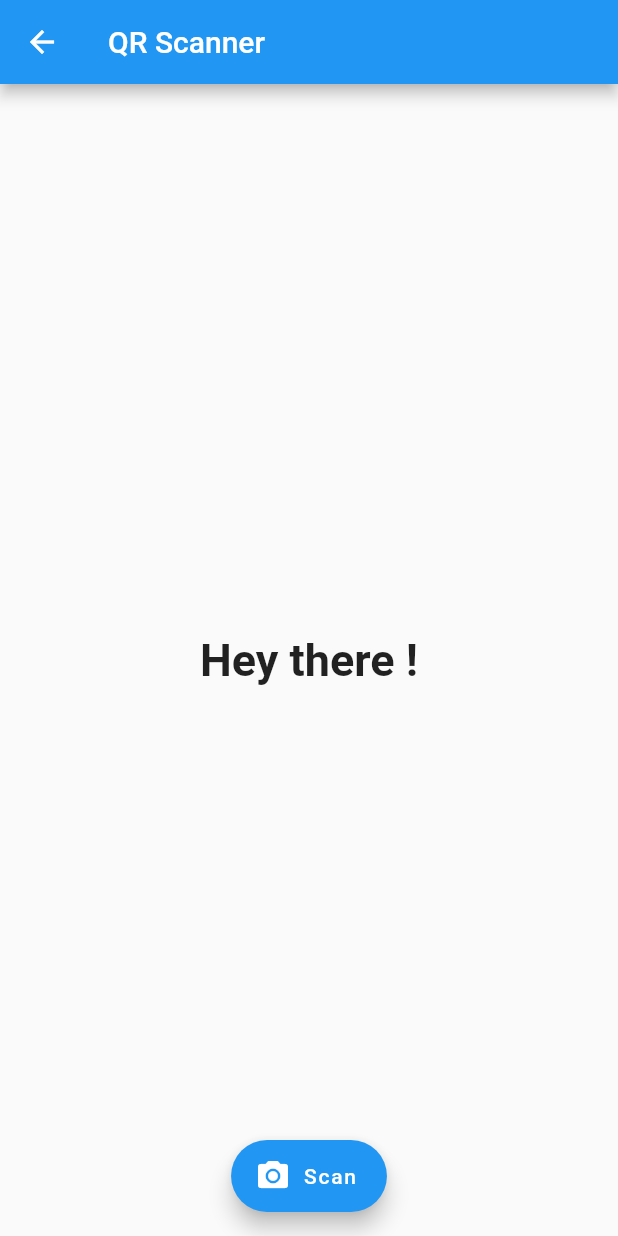
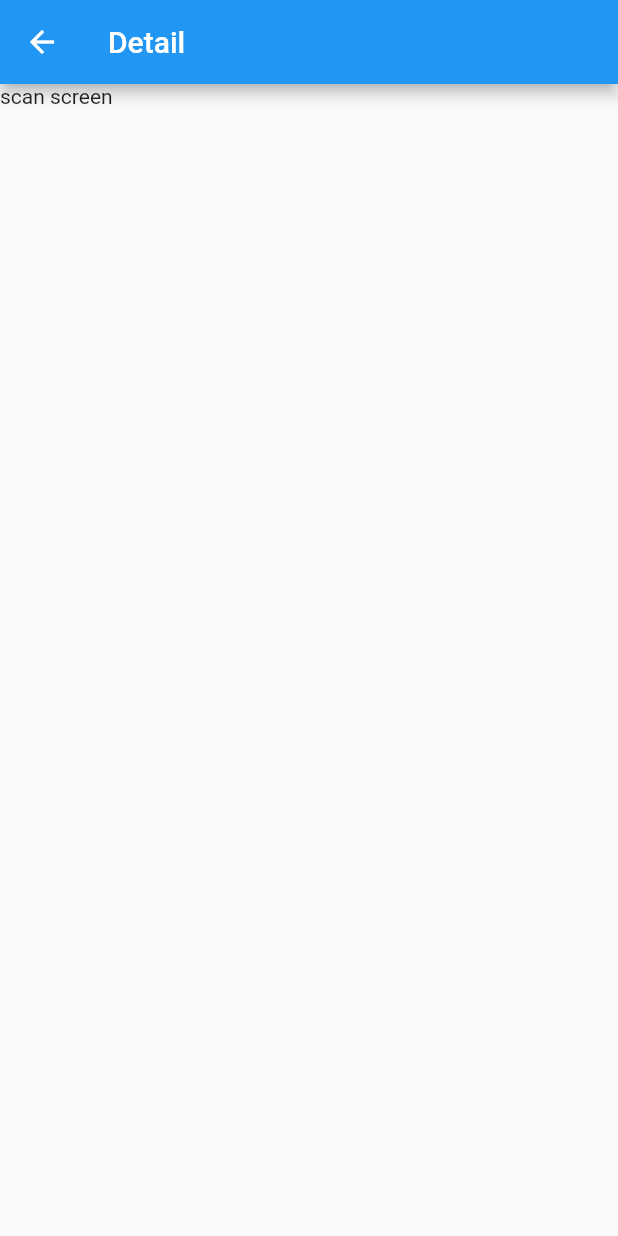
Before and after one commit to bmskyline/driver_app, a Flutter app: the DetailPage screen opened directly, on a phone screen of 412 x 824 dp. Run offline on Flutter 3.47's test engine with Material 2 defaults, Android fonts, the phone set to English and light mode, and no system bars; our stand-ins replace dio, fluttertoast, rxdart, shared_preferences; missing offline and left inert: dartin; accounts and stored records are empty.

```diff
--- a/lib/data/model/user_model.dart
+++ b/lib/data/model/user_model.dart
@@ -1,11 +1,11 @@
-class User {
+class Shop {
   int id;
   int userId;
   String title;
 
-  User(this.id, this.userId, this.title);
+  Shop(this.id, this.userId, this.title);
 
-  User.fromJson(Map<String, dynamic> json)
+  Shop.fromJson(Map<String, dynamic> json)
       : id = json['id'],
         userId = json["userId"],
         title = json["title"];
--- a/lib/di/app_module.dart
+++ b/lib/di/app_module.dart
@@ -3,6 +3,7 @@ import 'package:dio/dio.dart';
 import 'package:driver_app/data/repository.dart';
 import 'package:driver_app/utils/shared_preferences_utils.dart';
 import 'package:driver_app/view/home/cancel/cancel_provider.dart';
+import 'package:driver_app/view/home/home_provider.dart';
 import 'package:driver_app/view/home/new/new_provider.dart';
 import 'package:driver_app/view/home/success/success_provider.dart';
 import 'package:driver_app/view/login/login_provider.dart';
@@ -13,7 +14,8 @@ final viewModelModule = Module([
   factory<LoginProvider>(({params}) => LoginProvider(params.get(0), get())),
   factory<NewProvider>(({params}) => NewProvider(get())),
   factory<SuccessProvider>(({params}) => SuccessProvider(get())),
-  factory<CancelProvider>(({params}) => CancelProvider(get()))
+  factory<CancelProvider>(({params}) => CancelProvider(get())),
+  factory<HomeProvider>(({params}) => HomeProvider())
 ])
   ..addOthers(testScope, [
     ///other scope
--- a/lib/view/detail/detail_page.dart
+++ b/lib/view/detail/detail_page.dart
@@ -1,10 +1,8 @@
-import 'package:barcode_scan/barcode_scan.dart';
 import 'package:driver_app/data/model/user_model.dart';
 import 'package:flutter/material.dart';
-import 'package:flutter/services.dart';
 
 class DetailPage extends StatefulWidget {
-  final User user;
+  final Shop user;
   const DetailPage({Key key, this.user}) : super(key: key);
 
   @override
@@ -12,83 +10,16 @@ class DetailPage extends StatefulWidget {
 }
 
 class _DetailPageState extends State<DetailPage> {
-  final User user;
+  final Shop user;
   _DetailPageState(this.user);
-
-  /* @override
-  void initState() {
-    super.initState();
-  }
-
-  @override
-  Widget build(BuildContext context) {
-    return new Scaffold(
-      appBar: AppBar(
-        title: Text("Detail"),
-        backgroundColor: Colors.blue
-      ),
-      backgroundColor: Colors.black12,
-      body: Container(
-        height: double.infinity,
-        padding: const EdgeInsets.all(32.0),
-        alignment: Alignment.bottomCenter,
-        child: Text(user.id.toString()+ "\n"+user.title),
-      ),
-    );
-  }*/
-
-  String result = "Hey there !";
-
-  Future _scanQR() async {
-    try {
-      String qrResult = await BarcodeScanner.scan();
-      setState(() {
-        result = qrResult;
-      });
-    } on PlatformException catch (ex) {
-      if (ex.code == BarcodeScanner.CameraAccessDenied) {
-        setState(() {
-          result = "Camera permission was denied";
-        });
-      } else {
-        setState(() {
-          result = "Unknown Error $ex";
-        });
-      }
-    } on FormatException {
-      setState(() {
-        result = "You pressed the back button before scanning anything";
-      });
-    } catch (ex) {
-      setState(() {
-        result = "Unknown Error $ex";
-      });
-    }
-  }
 
   @override
   Widget build(BuildContext context) {
     return Scaffold(
       appBar: AppBar(
-        title: Text("QR Scanner"),
+        title: Text("Detail"),
       ),
-      body: Center(
-        child: Text(
-          result,
-          style: new TextStyle(fontSize: 30.0, fontWeight: FontWeight.bold),
-        ),
-      ),
-      floatingActionButton: FloatingActionButton.extended(
-        icon: Icon(Icons.camera_alt),
-        label: Text("Scan"),
-        onPressed: _scanQR,
-      ),
-      floatingActionButtonLocation: FloatingActionButtonLocation.centerFloat,
+      body: Text("scan screen"),
     );
   }
-
-  @override
-  void dispose() {
-    super.dispose();
-  }
 }
--- a/lib/view/home/cancel/cancel_page.dart
+++ b/lib/view/home/cancel/cancel_page.dart
@@ -35,7 +35,7 @@ class _CancelContentState extends State<_CancelContentPage>
   _CancelContentState(this.homeContext);
 
   CancelProvider mProvider;
-  List<User> users = List();
+  List<Shop> users = List();
 
   @override
   void initState() {
@@ -50,7 +50,7 @@ class _CancelContentState extends State<_CancelContentPage>
       //success
       setState(() {
         users
-            .addAll((data as List).map((user) => User.fromJson(user)).toList());
+            .addAll((data as List).map((user) => Shop.fromJson(user)).toList());
       });
     }, onError: (e) {
       //error
--- a/lib/view/home/success/success_page.dart
+++ b/lib/view/home/success/success_page.dart
@@ -35,7 +35,7 @@ class _SuccessContentState extends State<_SuccessContentPage>
   _SuccessContentState(this.homeContext);
 
   SuccessProvider mProvider;
-  List<User> users = List();
+  List<Shop> users = List();
 
   @override
   void initState() {
@@ -50,7 +50,7 @@ class _SuccessContentState extends State<_SuccessContentPage>
       //success
       setState(() {
         users
-            .addAll((data as List).map((user) => User.fromJson(user)).toList());
+            .addAll((data as List).map((user) => Shop.fromJson(user)).toList());
       });
     }, onError: (e) {
       //error
--- a/pubspec.yaml
+++ b/pubspec.yaml
@@ -30,7 +30,6 @@ dependencies:
   rxdart: ^0.21.0
   dartin: ^0.0.1
   fluttertoast: ^3.1.3
-  barcode_scan: ^1.0.0
 
 dev_dependencies:
   flutter_test:
@@ -51,6 +50,7 @@ flutter:
   # To add assets to your application, add an assets section, like this:
   assets:
   - assets/logo.png
+  - assets/barcode.png
 
   # An image asset can refer to one or more resolution-specific "variants", see
   # https://flutter.dev/assets-and-images/#resolution-aware.
```
Also changed, not shown: lib/view/home/home_page.dart (+33 -12 lines), lib/view/home/home_provider.dart (+13 -0 lines), lib/view/home/new/new_page.dart (+53 -14 lines), lib/view/home/new/new_provider.dart (+4 -5 lines), lib/view/scan/scan_page.dart (added, +26 -0 lines), assets/barcode.png (added), pubspec.lock, 1 other file.
